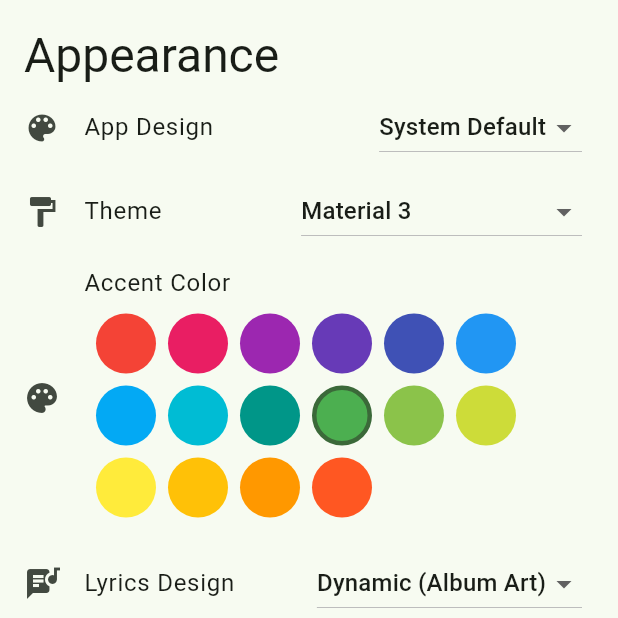
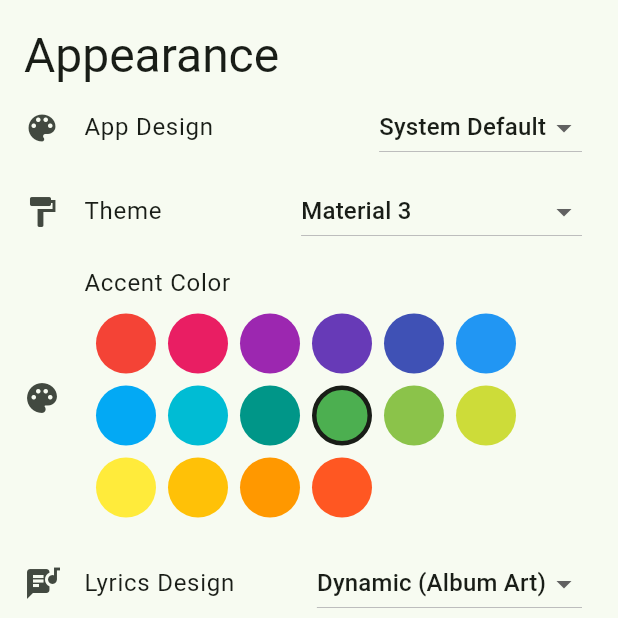
Before and after one commit to mickkc/vibin-app, a Flutter app: the AppSettingsPage screen opened by its route, on a phone screen of 412 x 824 dp, the top half of it. Run offline on Flutter 3.47's test engine with Material 3 defaults, Android fonts, the phone set to English and light mode, and no system bars; our stand-ins replace audio_service, dio, file_picker, flutter_secure_storage, get_it, go_router and 7 more; missing offline and left inert: dbus, just_audio_media_kit; accounts and stored records are empty; generated files the repository leaves out were written again; Roboto replaces fonts that are missing (Roboto Flex).

Commit message:
fix: update accent color on theme and design change

```diff
--- a/lib/pages/settings/app_settings_page.dart
+++ b/lib/pages/settings/app_settings_page.dart
@@ -64,7 +64,8 @@ class _AppSettingsPageState extends State<AppSettingsPage> {
                         };
                       },
                       onChanged: (mode) {
-                        themeNotifier.value = themeNotifier.value.setThemeMode(mode);
+                        _settingsManager.set(Settings.themeMode, mode);
+                        themeNotifier.value = themeNotifier.value.setThemeMode(mode).validate(context);
                       }
                     ),
 
@@ -75,19 +76,22 @@ class _AppSettingsPageState extends State<AppSettingsPage> {
                     optionLabel: (key) => ColorSchemeList.get(key).getName(_lm),
                     icon: Icons.format_paint,
                     onChanged: (key) {
-                      final firstAccentColor = ColorSchemeList.get(key).getAccentColors(Theme.brightnessOf(context)).first;
-                      _settingsManager.set(Settings.accentColor, firstAccentColor);
-                      themeNotifier.value = themeNotifier.value.setColorSchemeKey(key).setAccentColor(firstAccentColor);
+                      _settingsManager.set(Settings.colorScheme, key);
+                      themeNotifier.value = themeNotifier.value.setColorSchemeKey(key).validate(context);
                     },
                     isOptionEnabled: (key) => ColorSchemeList.get(key).isSupported(),
                   ),
 
                   if (ColorSchemeList.get(value.colorSchemeKey).supportsAccentColor)
                     ListTile(
+                      key: ValueKey("app_accent_color_picker_${value.accentColor.toARGB32()}"),
                       title: Text(_lm.settings_app_accent_color_title),
                       subtitle: Padding(
                         padding: const EdgeInsets.all(8.0),
-                        child: AccentColorPicker(),
+                        child: AccentColorPicker(
+                          accentColor: value.accentColor,
+                          colorSchemeKey: value.colorSchemeKey,
+                        ),
                       ),
                       leading: Icon(Icons.palette),
                     )
--- a/lib/widgets/settings/accent_color_picker.dart
+++ b/lib/widgets/settings/accent_color_picker.dart
@@ -6,7 +6,16 @@ import 'package:vibin_app/settings/settings_manager.dart';
 import '../../themes/color_scheme_list.dart';
 
 class AccentColorPicker extends StatefulWidget {
-  const AccentColorPicker({super.key});
+
+  final Color accentColor;
+  final ColorSchemeKey colorSchemeKey;
+
+
+  const AccentColorPicker({
+    super.key,
+    required this.accentColor,
+    required this.colorSchemeKey,
+  });
 
   @override
   State<AccentColorPicker> createState() => _AccentColorPickerState();
@@ -16,18 +25,12 @@ class _AccentColorPickerState extends State<AccentColorPicker> {
 
   final _settingsManager = getIt<SettingsManager>();
 
-  late Color _selectedColor = _settingsManager.get(Settings.accentColor);
-
   @override
   Widget build(BuildContext context) {
 
     final theme = Theme.of(context);
 
-    return ValueListenableBuilder(
-      valueListenable: themeNotifier,
-      builder: (context, value, child) {
-
-        final availableColors = ColorSchemeList.get(value.colorSchemeKey)
+    final availableColors = ColorSchemeList.get(widget.colorSchemeKey)
         .getAccentColors(Theme.brightnessOf(context));
 
     return Wrap(
@@ -37,10 +40,7 @@ class _AccentColorPickerState extends State<AccentColorPicker> {
         return GestureDetector(
           onTap: () {
             _settingsManager.set(Settings.accentColor, color);
-                themeNotifier.value = themeNotifier.value.setAccentColor(color);
-                setState(() {
-                  _selectedColor = color;
-                });
+            themeNotifier.value = themeNotifier.value.setAccentColor(color).validate(context);
           },
           child: Container(
             width: 40,
@@ -49,7 +49,7 @@ class _AccentColorPickerState extends State<AccentColorPicker> {
               color: color,
               shape: BoxShape.circle,
               border: Border.all(
-                    color: _selectedColor.toARGB32() == color.toARGB32() ? theme.colorScheme.primary : Colors.transparent,
+                color: widget.accentColor.toARGB32() == color.toARGB32() ? theme.colorScheme.onSurface : Colors.transparent,
                 width: 3.0,
               ),
             ),
@@ -59,6 +59,4 @@ class _AccentColorPickerState extends State<AccentColorPicker> {
       }).toList()
     );
   }
-    );
 }
-}
```
Also changed, not shown: lib/main.dart (+5 -3 lines), lib/themes/color_scheme_list.dart (+34 -4 lines), lib/widgets/settings/theme_settings.dart (+23 -4 lines). Lines whose indentation alone changed are shown as unchanged.
